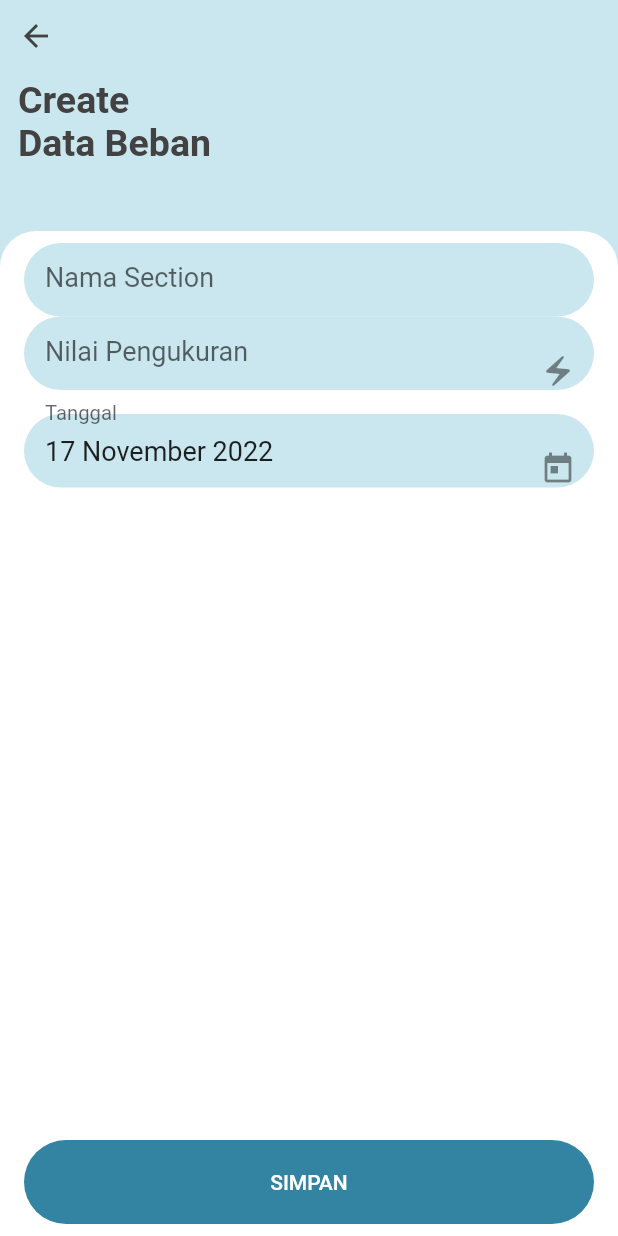
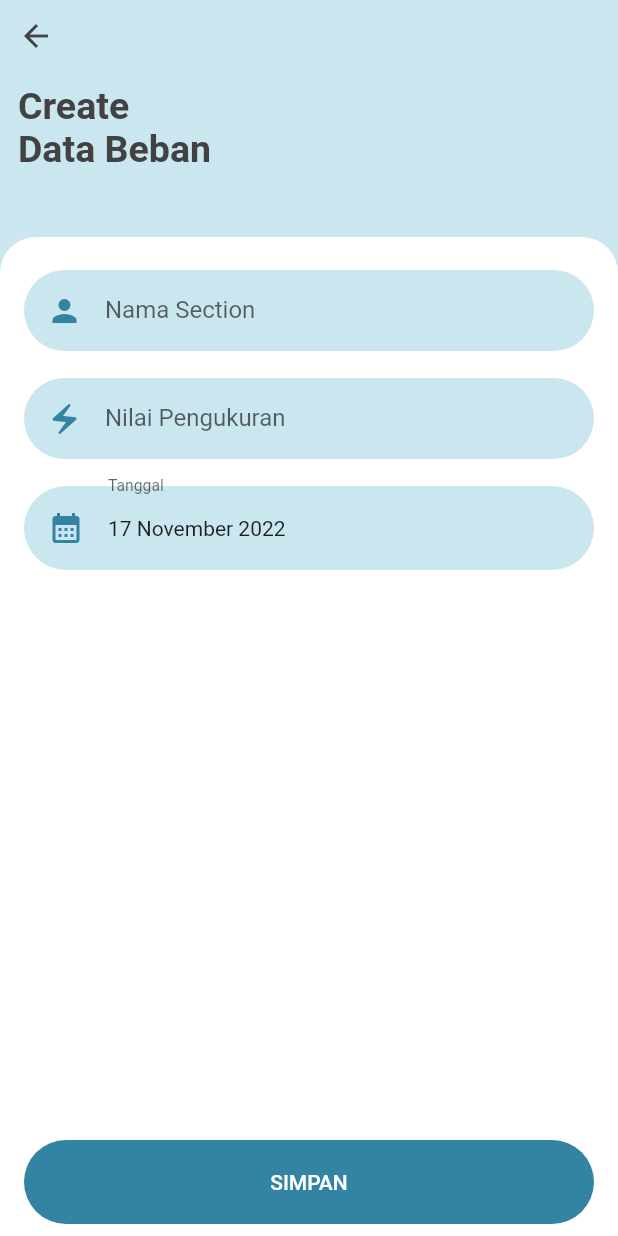
Before and after one commit to ayuariesta/mocoringan_app, a Flutter app: the BebanForm screen opened directly, on a phone screen of 412 x 824 dp. Run offline on Flutter 3.47's test engine with Material 2 defaults, Android fonts, the light colour scheme and no system bars; our stand-ins replace cloud_firestore, firebase_core, flutter_svg, shared_preferences; missing offline and left inert: qr_code_scanner; accounts and stored records are empty.

Commit message:
CRUD Beban

```diff
--- a/lib/screen/input_beban.dart
+++ b/lib/screen/input_beban.dart
@@ -7,14 +7,14 @@ import 'package:intl/intl.dart';
 class BebanForm extends StatefulWidget {
   final bool isEdit;
   final String bebanId;
-  final String namaSection;
+  final String namaSec;
   final String tanggal;
   final String nilaiUkur;
 
   const BebanForm({
     required this.isEdit,
     this.bebanId = '',
-    this.namaSection = '',
+    this.namaSec = '',
     this.tanggal = '',
     this.nilaiUkur = '',
   });
@@ -28,7 +28,7 @@ class _BebanFormState extends State<BebanForm> {
 
   GlobalKey<ScaffoldState> _scaffoldState = GlobalKey();
   FirebaseFirestore firebaseFirestore = FirebaseFirestore.instance;
-  TextEditingController sectionController = TextEditingController();
+  TextEditingController namasectionController = TextEditingController();
   TextEditingController tanggalController = TextEditingController();
   TextEditingController ukurController = TextEditingController();
 
@@ -41,7 +41,7 @@ class _BebanFormState extends State<BebanForm> {
   void initState() {
     if (widget.isEdit) {
       tanggal = DateFormat('dd MMMM yyyy').parse(widget.tanggal);
-      sectionController.text = widget.namaSection;
+      namasectionController.text = widget.namaSec;
       tanggalController.text = widget.tanggal;
       ukurController.text = widget.nilaiUkur;
     } else {
@@ -108,7 +108,7 @@ class _BebanFormState extends State<BebanForm> {
               color: Colors.grey[800],
             ),
           ),
-          SizedBox(height: 16.0),
+          SizedBox(height: 20.0),
           Text(
             widget.isEdit ? 'Edit\nData Beban' : 'Create\nData Beban',
             style: TextStyle(
@@ -136,39 +136,42 @@ class _BebanFormState extends State<BebanForm> {
         padding: const EdgeInsets.symmetric(horizontal: 16.0, vertical: 8.0),
         child: Column(
           children: <Widget>[
+            SizedBox(height: 14.0),
             TextField(
-              controller: sectionController,
+              controller: namasectionController,
               decoration: InputDecoration(
                 labelText: 'Nama Section',
+                prefixIcon: Padding(
+                  padding: EdgeInsets.all(15.0),
+                  child: Icon(Icons.person),
+                ),
               ),
-              style: TextStyle(fontSize: 18.0),
+              style: TextStyle(fontSize: 16.0),
             ),
+            SizedBox(height: 18.0),
             TextField(
+              keyboardType: TextInputType.number,
               controller: ukurController,
               decoration: InputDecoration(
                 label: Text('Nilai Pengukuran'),
-                suffixIcon: Column(
-                  mainAxisAlignment: MainAxisAlignment.end,
-                  children: <Widget>[
-                    Icon(Icons.electric_bolt),
-                  ],
+                prefixIcon: Padding(
+                  padding: EdgeInsets.all(15.0),
+                  child: Icon(Icons.electric_bolt),
                 ),
               ),
-              style: TextStyle(fontSize: 18.0),
+              style: TextStyle(fontSize: 16.0),
             ),
-            SizedBox(height: 16.0),
+            SizedBox(height: 18.0),
             TextField(
               controller: tanggalController,
               decoration: InputDecoration(
                 label: Text('Tanggal'),
-                suffixIcon: Column(
-                  mainAxisAlignment: MainAxisAlignment.end,
-                  children: <Widget>[
-                    Icon(Icons.today),
-                  ],
+                prefixIcon: Padding(
+                  padding: EdgeInsets.all(16.0),
+                  child: Icon(Icons.calendar_month),
                 ),
               ),
-              style: TextStyle(fontSize: 18.0),
+              style: TextStyle(fontSize: 14.0),
               readOnly: true,
               onTap: () async {
                 DateTime today = DateTime.now();
@@ -199,23 +202,22 @@ class _BebanFormState extends State<BebanForm> {
       child: ElevatedButton(
         child: Text(widget.isEdit ? 'UPDATE DATA' : 'SIMPAN'),
         onPressed: () async {
-          String section = sectionController.text;
+          String namasection = namasectionController.text;
           String ukur = ukurController.text;
-          String date = tanggalController.text;
+          String tanggal = tanggalController.text;
           setState(() => isLoading = true);
           if (widget.isEdit) {
             DocumentReference documentReference =
                 firebaseFirestore.doc('beban/${widget.bebanId}');
             firebaseFirestore.runTransaction((transaction) async {
-              DocumentSnapshot protek =
-                  await transaction.get(documentReference);
-              if (protek.exists) {
+              DocumentSnapshot beban = await transaction.get(documentReference);
+              if (beban.exists) {
                 await transaction.update(
                   documentReference,
                   <String, dynamic>{
-                    'section': section,
+                    'namasection': namasection,
                     'ukur': ukur,
-                    'date': date,
+                    'tanggal': tanggal,
                   },
                 );
                 Navigator.pop(context, true);
@@ -224,9 +226,9 @@ class _BebanFormState extends State<BebanForm> {
           } else {
             CollectionReference beban = firebaseFirestore.collection('beban');
             DocumentReference result = await beban.add(<String, dynamic>{
-              'section': section,
+              'namasection': namasection,
               'ukur': ukur,
-              'date': date,
+              'tanggal': tanggal,
             });
             if (result.id != null) {
               Navigator.pop(context, true);
```
Also changed, not shown: lib/screen/beban.dart (+10 -9 lines).
